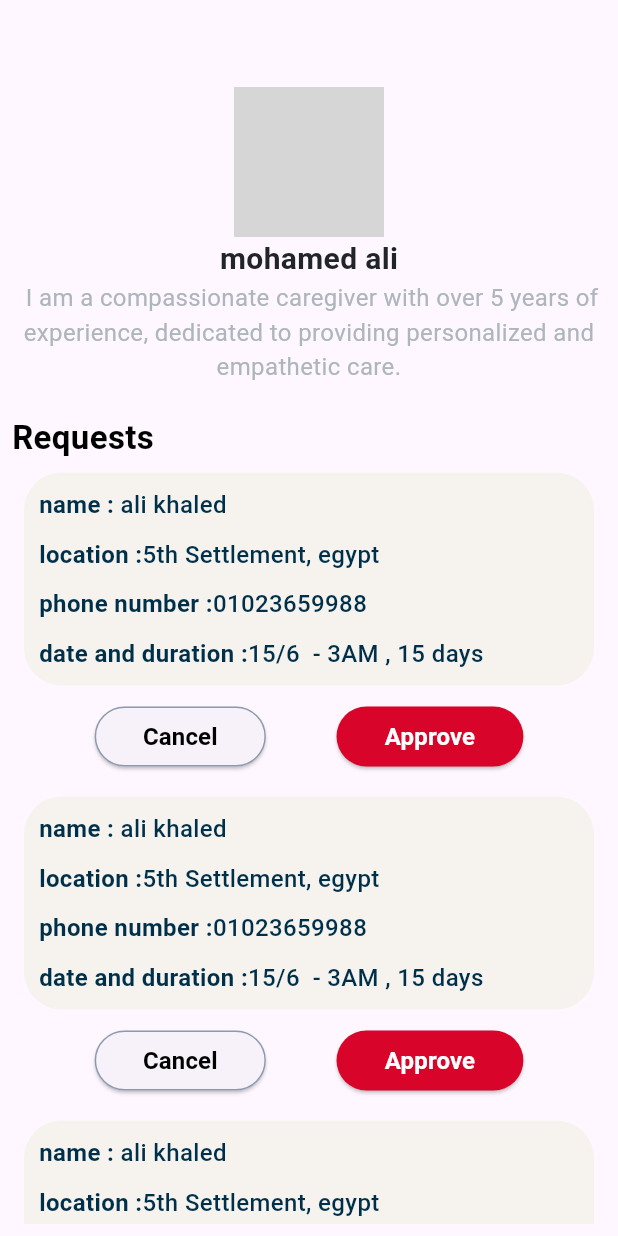
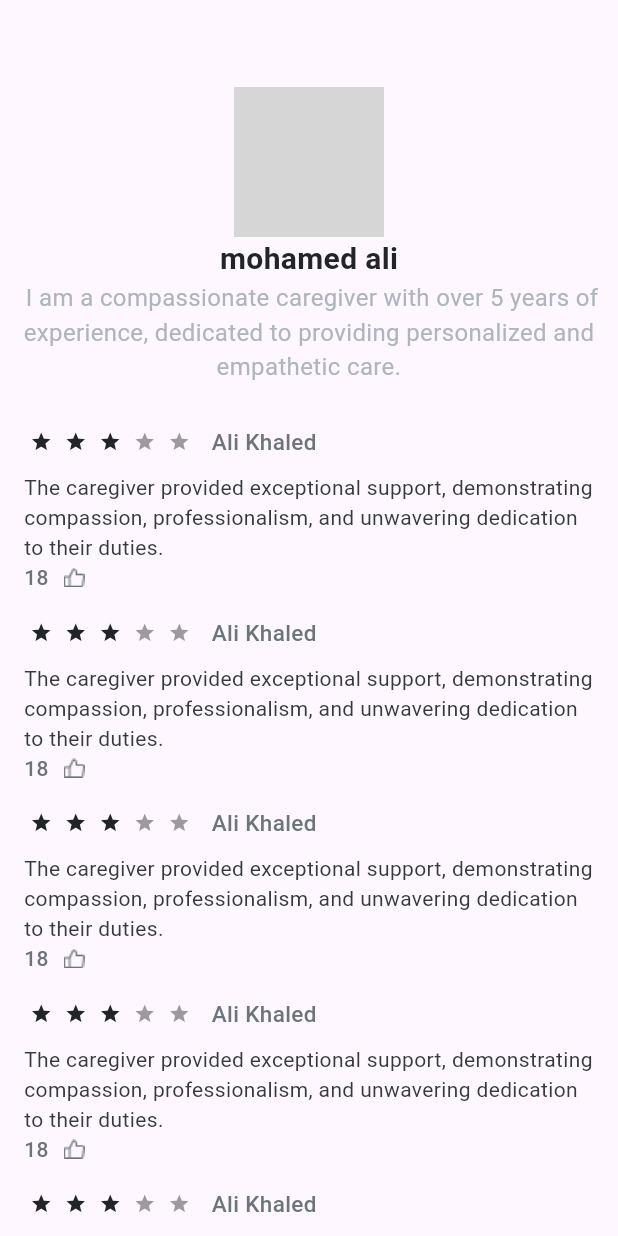
Before and after one commit to shahbbo/relief, a Flutter app: the screen it shows after launch, on a phone screen of 412 x 824 dp. Run offline on Flutter 3.47's test engine with Material 3 defaults, Android fonts, the phone set to English and light mode, and no system bars; drawn by our look-alikes of flutter_rating_bar; our stand-ins replace animated_splash_screen, bloc, flutter_bloc, page_transition; Roboto replaces fonts that are missing (Barlow); grey boxes are pictures that could not be loaded.

Commit message:
Caregiver View Details Review

```diff
--- a/lib/careGiverS/reviews.dart
+++ b/lib/careGiverS/reviews.dart
@@ -127,16 +127,20 @@ class Reviews extends StatelessWidget {
                 ),
               ],
             ),
-            Row(
+            Divider(
+              color: const Color(0xffdee2e6),
+            ),
+         /*   Row(
               mainAxisAlignment: MainAxisAlignment.center,
               children: [
                 Container(
                   width: 360,
                   height: 1.0,
-                  color: const Color(0xffdee2e6),
+                  color: Colors.black,
+                  // color: const Color(0xffdee2e6),
                 ),
               ],
-            ),
+            ),*/
             const SizedBox(
               height: 25,
             ),
--- /dev/null
+++ b/lib/caregiver_view_details_review/caregiver_view_details_review.dart
@@ -0,0 +1,44 @@
+import 'package:flutter/material.dart';
+
+import '../caregiver_view_details/widget/profile_caregiver.dart';
+import 'widget/review_widget.dart';
+
+class CaregiverViewDetailsReview extends StatelessWidget {
+  const CaregiverViewDetailsReview({super.key});
+
+  @override
+  Widget build(BuildContext context) {
+    return Scaffold(
+      body: SafeArea(
+        child: Padding(
+          padding: const EdgeInsets.all(8.0),
+          child: SingleChildScrollView(
+            child: Column(
+              crossAxisAlignment: CrossAxisAlignment.start,
+              children: [
+                SizedBox(
+                  height: 50,
+                ),
+                ProfileCaregiver(),
+                SizedBox(
+                  height: 20,
+                ),
+                ListView.builder(
+                  shrinkWrap: true,
+                  physics: NeverScrollableScrollPhysics(),
+                  itemCount: 5,
+                  itemBuilder: (context, index) {
+                    return Padding(
+                      padding: const EdgeInsets.all(8.0),
+                      child: ReviewWidget(),
+                    );
+                  },
+                )
+              ],
+            ),
+          ),
+        ),
+      ),
+    );
+  }
+}
--- /dev/null
+++ b/lib/caregiver_view_details_review/widget/review_widget.dart
@@ -0,0 +1,81 @@
+import 'package:flutter/material.dart';
+import 'package:flutter_rating_bar/flutter_rating_bar.dart';
+
+class ReviewWidget extends StatelessWidget {
+  const ReviewWidget({super.key});
+
+  @override
+  Widget build(BuildContext context) {
+    return Column(
+      crossAxisAlignment: CrossAxisAlignment.start,
+      mainAxisAlignment: MainAxisAlignment.start,
+      children: [
+        Row(
+          children: [
+            RatingBar.builder(
+              initialRating: 3,
+              minRating: 1,
+              direction: Axis.horizontal,
+              allowHalfRating: true,
+              itemCount: 5,
+              itemSize: 15,
+              itemPadding: EdgeInsets.symmetric(horizontal: 4.0),
+              itemBuilder: (context, _) => Icon(
+                Icons.star,
+                color: Color(0xFF212529),
+              ),
+              onRatingUpdate: (rating) {
+                print(rating);
+              },
+            ),
+            SizedBox(
+              width: 10,
+            ),
+            Text(
+              'Ali Khaled',
+              textAlign: TextAlign.center,
+              style: TextStyle(
+                color: Color(0xFF6C757D),
+                fontSize: 15,
+                fontFamily: 'Barlow',
+                fontWeight: FontWeight.w500,
+              ),
+            )
+          ],
+        ),
+        SizedBox(
+          height: 10,
+        ),
+        Text(
+          'The caregiver provided exceptional support, demonstrating compassion, professionalism, and unwavering dedication to their duties.',
+          style: TextStyle(
+            color: Color(0xFF343A40),
+            fontSize: 14,
+            fontFamily: 'Barlow',
+            fontWeight: FontWeight.w400,
+          ),
+        ),
+
+        Row(
+          children: [
+            Text(
+              '18',
+              style: TextStyle(
+                color: Color(0xFF6C757D),
+                fontSize: 14,
+                fontFamily: 'Barlow',
+                fontWeight: FontWeight.w500,
+              ),
+            ),
+            SizedBox(
+              width: 10,
+            ),
+            GestureDetector(
+                onTap: () {},
+                child: Image.asset('asseets/Vector (1).png')),
+          ],
+        )
+      ],
+    );
+  }
+}
--- a/lib/main.dart
+++ b/lib/main.dart
@@ -11,6 +11,7 @@ import 'package:relief/register/logInScreen.dart';
 
 import 'caregiver_view_details/caregiver_view_details_screen.dart';
 import 'caregiver_view_details_requests/caregiver_view_details_requests_viwe.dart';
+import 'caregiver_view_details_review/caregiver_view_details_review.dart';
 
 void main() {
   runApp(const relief());
@@ -40,7 +41,7 @@ class relief extends StatelessWidget {
             //     splashTransition: SplashTransition.fadeTransition,
             //     backgroundColor: Colors.white)
 
-            /*home: Scaffold(
+        /*    home: Scaffold(
               body: SingleChildScrollView(
                 child: Column(
                   children: [
@@ -56,7 +57,7 @@ class relief extends StatelessWidget {
               ),
             ),*/
 
-            home: CaregiverViewDetailsRequestsView(),
+            home: CaregiverViewDetailsReview(),
           );
         },
       ),
```
